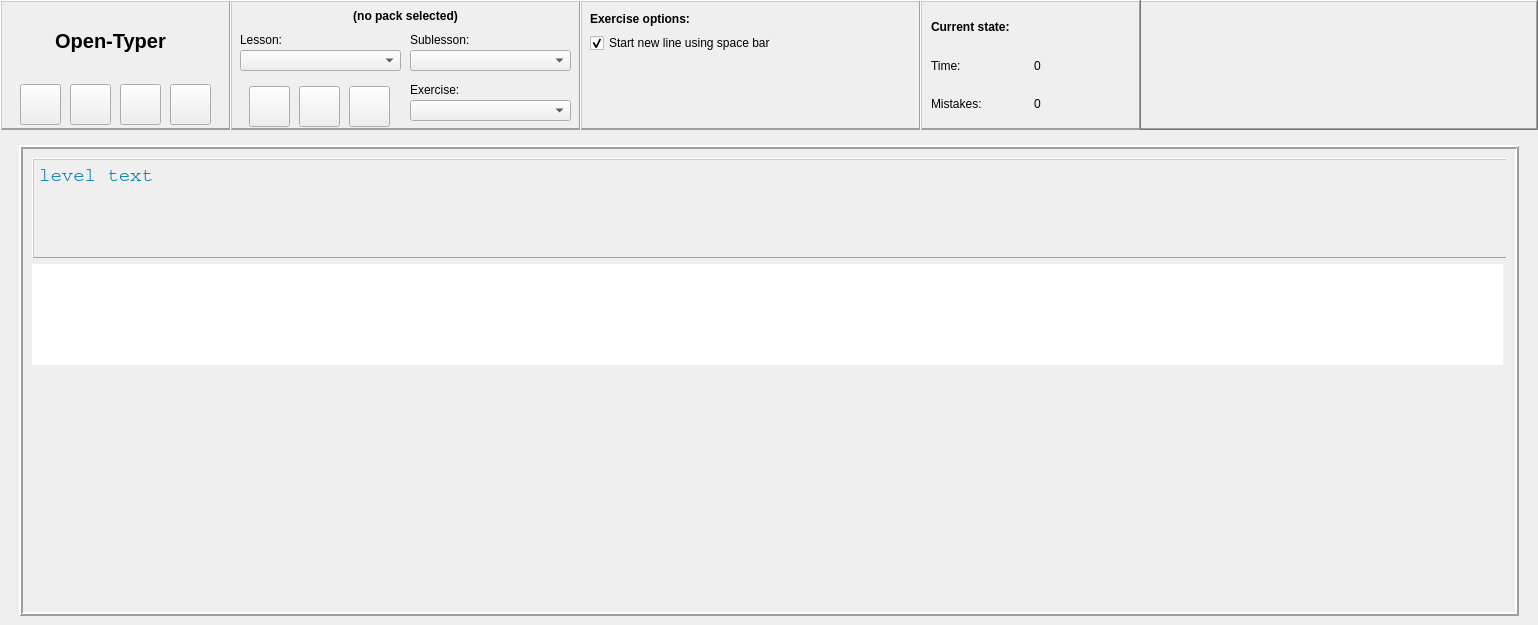
The window that ui/opentyper.ui (Open-Typer/Open-Typer) describes before a commit, drawn with Qt 5.
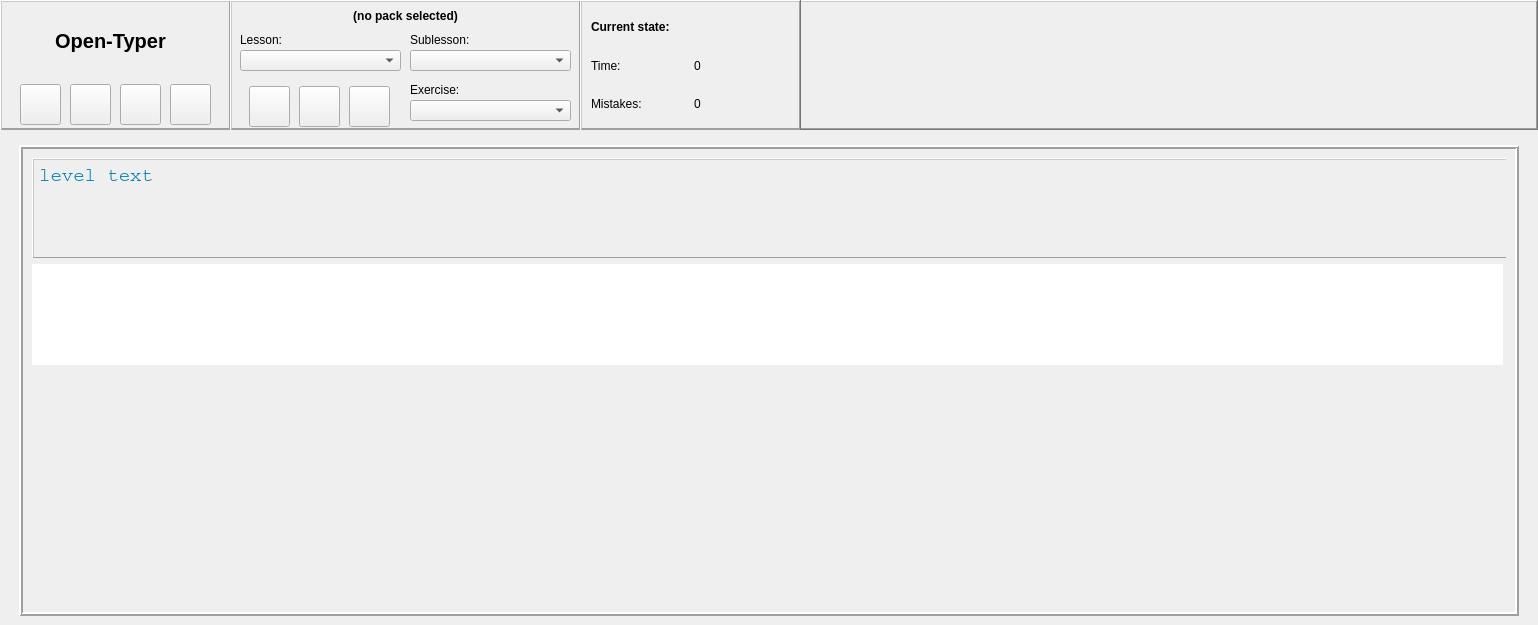
The same window after the commit. Icons and pictures are not drawn. Custom widgets are drawn as their Qt base class.

Commit message: ui: opentyper: Remove exercise options

Patch:
```diff
--- a/ui/opentyper.ui
+++ b/ui/opentyper.ui
@@ -449,70 +449,10 @@
         </property>
        </widget>
       </widget>
-      <widget class="QFrame" name="levelOptionsFrame">
-       <property name="geometry">
-        <rect>
-         <x>580</x>
-         <y>0</y>
-         <width>341</width>
-         <height>131</height>
-        </rect>
-       </property>
-       <property name="frameShape">
-        <enum>QFrame::WinPanel</enum>
-       </property>
-       <property name="frameShadow">
-        <enum>QFrame::Raised</enum>
-       </property>
-       <widget class="QCheckBox" name="spaceNewlineCheckBox">
-        <property name="enabled">
-         <bool>true</bool>
-        </property>
-        <property name="geometry">
-         <rect>
-          <x>10</x>
-          <y>30</y>
-          <width>321</width>
-          <height>26</height>
-         </rect>
-        </property>
-        <property name="focusPolicy">
-         <enum>Qt::NoFocus</enum>
-        </property>
-        <property name="text">
-         <string>Start new line using space bar</string>
-        </property>
-        <property name="checkable">
-         <bool>true</bool>
-        </property>
-        <property name="checked">
-         <bool>true</bool>
-        </property>
-       </widget>
-       <widget class="QLabel" name="label_2">
-        <property name="geometry">
-         <rect>
-          <x>10</x>
-          <y>10</y>
-          <width>321</width>
-          <height>17</height>
-         </rect>
-        </property>
-        <property name="font">
-         <font>
-          <weight>75</weight>
-          <bold>true</bold>
-         </font>
-        </property>
-        <property name="text">
-         <string>Exercise options:</string>
-        </property>
-       </widget>
-      </widget>
       <widget class="QFrame" name="trainingFrame4">
        <property name="geometry">
         <rect>
-         <x>920</x>
+         <x>580</x>
          <y>0</y>
          <width>221</width>
          <height>131</height>
```
